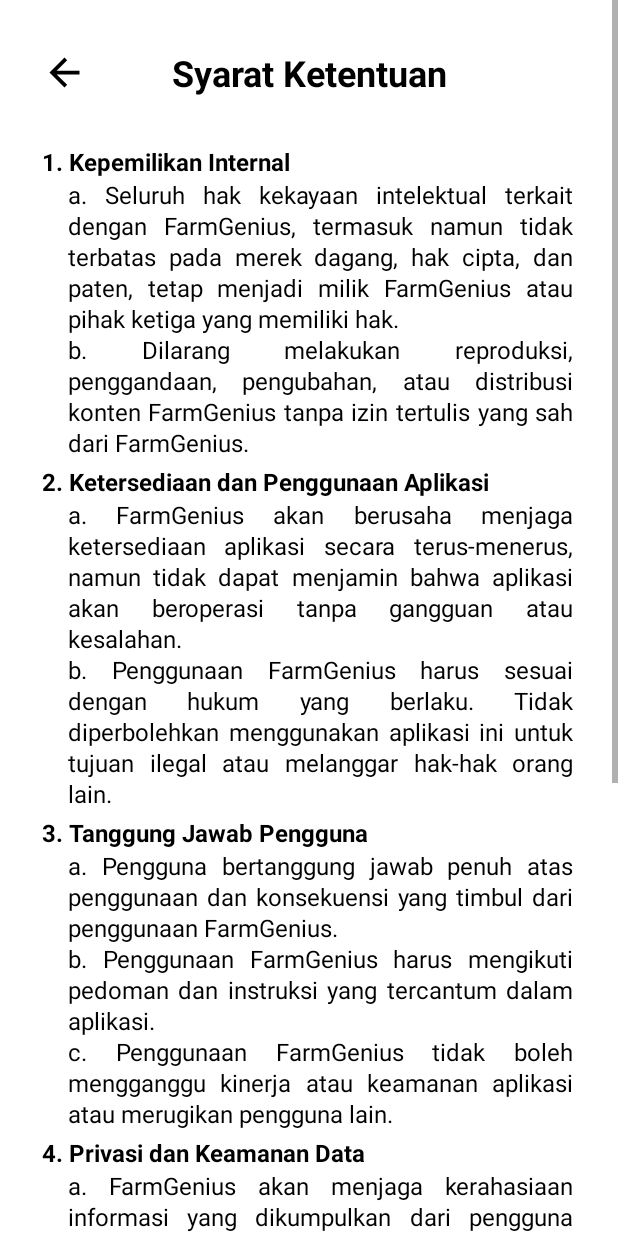
After one commit to Capstone-C23-PS094/farm-genius-mobile, an Android app: the ProfileTermsConditionsActivity screen opened directly, with no data from a screen before it, on a phone screen of 412 x 824 dp. The commit adds this screen. Run offline under Robolectric (Android 15) with nearby library versions, the phone set to English and light mode, and no system bars.

Commit message:
configure terms conditions page layout

```diff
--- a/app/src/main/AndroidManifest.xml
+++ b/app/src/main/AndroidManifest.xml
@@ -12,9 +12,13 @@
         android:theme="@style/Theme.FarmGenius"
         tools:targetApi="31">
         <activity
-            android:name=".ui.profile.ProfileHelpCentreActivity"
+            android:name=".ui.profile.ProfileTermsConditionsActivity"
             android:theme="@style/FarmGenius_NoAppBar"
             android:exported="false" />
+        <activity
+            android:name=".ui.profile.ProfileHelpCentreActivity"
+            android:exported="false"
+            android:theme="@style/FarmGenius_NoAppBar" />
         <activity
             android:name=".ui.profile.ProfileSettingActivity"
             android:exported="false"
--- a/app/src/main/java/com/riyandifirman/farmgenius/ui/profile/ProfileActivity.kt
+++ b/app/src/main/java/com/riyandifirman/farmgenius/ui/profile/ProfileActivity.kt
@@ -40,11 +40,11 @@
             val intent = Intent(this@ProfileActivity, ProfileHelpCentreActivity::class.java)
             startActivity(intent)
         }
-//
-//        termsConditions.setOnClickListener {
-//            val intent = Intent(this@ProfileActivity, ProfileTermsConditionsActivity::class.java)
-//            startActivity(intent)
-//        }
+
+        termsConditions.setOnClickListener {
+            val intent = Intent(this@ProfileActivity, ProfileTermsConditionsActivity::class.java)
+            startActivity(intent)
+        }
 //
 //        privacyPolicy.setOnClickListener {
 //            val intent = Intent(this@ProfileActivity, ProfilePrivacyPolicyActivity::class.java)
--- /dev/null
+++ b/app/src/main/java/com/riyandifirman/farmgenius/ui/profile/ProfileTermsConditionsActivity.kt
@@ -0,0 +1,26 @@
+package com.riyandifirman.farmgenius.ui.profile
+
+import android.content.Intent
+import androidx.appcompat.app.AppCompatActivity
+import android.os.Bundle
+import android.widget.ImageView
+import com.riyandifirman.farmgenius.R
+import com.riyandifirman.farmgenius.databinding.ActivityProfileTermsConditionsBinding
+
+class ProfileTermsConditionsActivity : AppCompatActivity() {
+
+    private lateinit var binding: ActivityProfileTermsConditionsBinding
+    private lateinit var backButton: ImageView
+
+    override fun onCreate(savedInstanceState: Bundle?) {
+        super.onCreate(savedInstanceState)
+        binding = ActivityProfileTermsConditionsBinding.inflate(layoutInflater)
+        setContentView(binding.root)
+
+        backButton = binding.backButton
+        backButton.setOnClickListener {
+            val intent = Intent(this@ProfileTermsConditionsActivity, ProfileActivity::class.java)
+            startActivity(intent)
+        }
+    }
+}
--- a/app/src/main/res/layout/activity_profile_help_centre.xml
+++ b/app/src/main/res/layout/activity_profile_help_centre.xml
@@ -35,6 +35,7 @@
         android:layout_marginTop="32dp"
         android:layout_marginEnd="28dp"
         android:textColor="@color/black"
+        android:lineSpacingExtra="2sp"
         android:textSize="16sp"
         android:text="@string/desc_pusat_bantuan"
         android:justificationMode="inter_word"
--- /dev/null
+++ b/app/src/main/res/layout/activity_profile_terms_conditions.xml
@@ -0,0 +1,197 @@
+<?xml version="1.0" encoding="utf-8"?>
+<ScrollView
+    xmlns:android="http://schemas.android.com/apk/res/android"
+    xmlns:app="http://schemas.android.com/apk/res-auto"
+    xmlns:tools="http://schemas.android.com/tools"
+    android:id="@+id/scroll_view"
+    android:layout_width="match_parent"
+    android:layout_height="match_parent"
+    tools:context=".ui.profile.ProfileTermsConditionsActivity">
+
+    <androidx.constraintlayout.widget.ConstraintLayout
+        android:layout_width="match_parent"
+        android:layout_height="wrap_content"
+        tools:context=".ui.profile.ProfileTermsConditionsActivity">
+
+        <TextView
+            android:id="@+id/title_page"
+            android:layout_width="wrap_content"
+            android:layout_height="wrap_content"
+            android:layout_marginTop="32dp"
+            android:text="@string/title_syarat_ketentuan"
+            android:textAppearance="@style/title_page"
+            app:layout_constraintEnd_toEndOf="parent"
+            app:layout_constraintStart_toStartOf="parent"
+            app:layout_constraintTop_toTopOf="parent" />
+
+        <ImageView
+            android:id="@+id/back_button"
+            android:layout_width="wrap_content"
+            android:layout_height="wrap_content"
+            android:layout_marginStart="28dp"
+            app:layout_constraintBottom_toBottomOf="@+id/title_page"
+            app:layout_constraintStart_toStartOf="parent"
+            app:layout_constraintTop_toTopOf="@+id/title_page"
+            app:srcCompat="@drawable/ic_back" />
+
+        <TextView
+            android:id="@+id/title_1"
+            android:layout_width="wrap_content"
+            android:layout_height="wrap_content"
+            android:layout_marginStart="28dp"
+            android:layout_marginTop="32dp"
+            android:text="@string/kepemilikan_internal"
+            android:textAppearance="@style/tc_page"
+            android:textStyle="bold"
+            app:layout_constraintStart_toStartOf="parent"
+            app:layout_constraintTop_toBottomOf="@+id/title_page" />
+
+        <TextView
+            android:id="@+id/desc_1"
+            android:layout_width="0dp"
+            android:layout_height="wrap_content"
+            android:layout_marginStart="45dp"
+            android:layout_marginEnd="30dp"
+            android:justificationMode="inter_word"
+            android:textAppearance="@style/tc_page"
+            android:text="@string/kepemilikan_internal_teks"
+            android:lineSpacingExtra="2sp"
+            app:layout_constraintEnd_toEndOf="parent"
+            app:layout_constraintStart_toStartOf="parent"
+            app:layout_constraintTop_toBottomOf="@+id/title_1" />
+
+        <TextView
+            android:id="@+id/title_2"
+            android:layout_width="wrap_content"
+            android:layout_height="wrap_content"
+            android:layout_marginStart="28dp"
+            android:layout_marginTop="4dp"
+            android:text="@string/ketersediaan_aplikasi"
+            android:textAppearance="@style/tc_page"
+            android:textStyle="bold"
+            app:layout_constraintStart_toStartOf="parent"
+            app:layout_constraintTop_toBottomOf="@+id/desc_1" />
+
+        <TextView
+            android:id="@+id/desc_2"
+            android:layout_width="0dp"
+            android:layout_height="wrap_content"
+            android:layout_marginStart="45dp"
+            android:layout_marginEnd="30dp"
+            android:justificationMode="inter_word"
+            android:textAppearance="@style/tc_page"
+            android:text="@string/ketersediaan_aplikasi_teks"
+            android:lineSpacingExtra="2sp"
+            app:layout_constraintEnd_toEndOf="parent"
+            app:layout_constraintStart_toStartOf="parent"
+            app:layout_constraintTop_toBottomOf="@+id/title_2" />
+
+        <TextView
+            android:id="@+id/title_3"
+            android:layout_width="wrap_content"
+            android:layout_height="wrap_content"
+            android:layout_marginStart="28dp"
+            android:layout_marginTop="4dp"
+            android:text="@string/tanggung_jawab_pengguna"
+            android:textAppearance="@style/tc_page"
+            android:textStyle="bold"
+            app:layout_constraintStart_toStartOf="parent"
+            app:layout_constraintTop_toBottomOf="@+id/desc_2" />
+
+        <TextView
+            android:id="@+id/desc_3"
+            android:layout_width="0dp"
+            android:layout_height="wrap_content"
+            android:layout_marginStart="45dp"
+            android:layout_marginEnd="30dp"
+            android:justificationMode="inter_word"
+            android:textAppearance="@style/tc_page"
+            android:text="@string/tanggung_jawab_pengguna_teks"
+            android:lineSpacingExtra="2sp"
+            app:layout_constraintEnd_toEndOf="parent"
+            app:layout_constraintStart_toStartOf="parent"
+            app:layout_constraintTop_toBottomOf="@+id/title_3" />
+
+        <TextView
+            android:id="@+id/title_4"
+            android:layout_width="wrap_content"
+            android:layout_height="wrap_content"
+            android:layout_marginStart="28dp"
+            android:layout_marginTop="4dp"
+            android:text="@string/privasi_keamanan_data"
+            android:textAppearance="@style/tc_page"
+            android:textStyle="bold"
+            app:layout_constraintStart_toStartOf="parent"
+            app:layout_constraintTop_toBottomOf="@+id/desc_3" />
+
+        <TextView
+            android:id="@+id/desc_4"
+            android:layout_width="0dp"
+            android:layout_height="wrap_content"
+            android:layout_marginStart="45dp"
+            android:layout_marginEnd="30dp"
+            android:justificationMode="inter_word"
+            android:textAppearance="@style/tc_page"
+            android:text="@string/privasi_keamanan_data_teks"
+            android:lineSpacingExtra="2sp"
+            app:layout_constraintEnd_toEndOf="parent"
+            app:layout_constraintStart_toStartOf="parent"
+            app:layout_constraintTop_toBottomOf="@+id/title_4" />
+
+        <TextView
+            android:id="@+id/title_5"
+            android:layout_width="wrap_content"
+            android:layout_height="wrap_content"
+            android:layout_marginStart="28dp"
+            android:layout_marginTop="4dp"
+            android:text="@string/perubahan_penghentian"
+            android:textAppearance="@style/tc_page"
+            android:textStyle="bold"
+            app:layout_constraintStart_toStartOf="parent"
+            app:layout_constraintTop_toBottomOf="@+id/desc_4" />
+
+        <TextView
+            android:id="@+id/desc_5"
+            android:layout_width="0dp"
+            android:layout_height="wrap_content"
+            android:layout_marginStart="45dp"
+            android:layout_marginEnd="30dp"
+            android:justificationMode="inter_word"
+            android:textAppearance="@style/tc_page"
+            android:text="@string/perubahan_penghentian_teks"
+            android:lineSpacingExtra="2sp"
+            app:layout_constraintEnd_toEndOf="parent"
+            app:layout_constraintStart_toStartOf="parent"
+            app:layout_constraintTop_toBottomOf="@+id/title_5" />
+
+        <TextView
+            android:id="@+id/title_6"
+            android:layout_width="wrap_content"
+            android:layout_height="wrap_content"
+            android:layout_marginStart="28dp"
+            android:layout_marginTop="4dp"
+            android:text="@string/batasan_tanggung_jawab"
+            android:textAppearance="@style/tc_page"
+            android:textStyle="bold"
+            app:layout_constraintStart_toStartOf="parent"
+            app:layout_constraintTop_toBottomOf="@+id/desc_5" />
+
+        <TextView
+            android:id="@+id/desc_6"
+            android:layout_width="0dp"
+            android:layout_height="wrap_content"
+            android:layout_marginStart="45dp"
+            android:layout_marginEnd="30dp"
+            android:layout_marginBottom="32dp"
+            android:justificationMode="inter_word"
+            android:textAppearance="@style/tc_page"
+            android:text="@string/batasan_tanggung_jawab_teks"
+            android:lineSpacingExtra="2sp"
+            app:layout_constraintEnd_toEndOf="parent"
+            app:layout_constraintStart_toStartOf="parent"
+            app:layout_constraintBottom_toBottomOf="parent"
+            app:layout_constraintTop_toBottomOf="@+id/title_6" />
+
+
+    </androidx.constraintlayout.widget.ConstraintLayout>
+</ScrollView>
--- a/app/src/main/res/values/strings.xml
+++ b/app/src/main/res/values/strings.xml
@@ -49,4 +49,16 @@
     <string name="desc_pusat_bantuan">Apakah Anda memiliki pertanyaan atau menghadapi masalah tertentu? Tidak perlu khawatir! Pusat Bantuan juga menyediakan akses langsung ke tim dukungan pelanggan yang siap membantu Anda dengan cepat dan efisien. Anda dapat mengajukan pertanyaan Anda atau berbagi masalah Anda melalui formulir atau obrolan langsung, dan kami akan dengan senang hati memberikan solusi terbaik untuk Anda.</string>
     <string name="kontak_layanan_pelanggan">Kontak Layanan Pelanggan</string>
     <string name="email_farmgenius">farmgenius@gmail.com</string>
+    <string name="kepemilikan_internal">1. Kepemilikan Internal</string>
+    <string name="ketersediaan_aplikasi">2. Ketersediaan dan Penggunaan Aplikasi</string>
+    <string name="tanggung_jawab_pengguna">3. Tanggung Jawab Pengguna</string>
+    <string name="privasi_keamanan_data">4. Privasi dan Keamanan Data</string>
+    <string name="perubahan_penghentian">5. Perubahan dan Penghentian</string>
+    <string name="batasan_tanggung_jawab">6. Batasan Tanggung Jawab</string>
+    <string name="kepemilikan_internal_teks">a. Seluruh hak kekayaan intelektual terkait dengan FarmGenius, termasuk namun tidak terbatas pada merek dagang, hak cipta, dan paten, tetap menjadi milik FarmGenius atau pihak ketiga yang memiliki hak.\nb. Dilarang melakukan reproduksi, penggandaan, pengubahan, atau distribusi konten FarmGenius tanpa izin tertulis yang sah dari FarmGenius.</string>
+    <string name="ketersediaan_aplikasi_teks">a. FarmGenius akan berusaha menjaga ketersediaan aplikasi secara terus-menerus, namun tidak dapat menjamin bahwa aplikasi akan beroperasi tanpa gangguan atau kesalahan.\nb. Penggunaan FarmGenius harus sesuai dengan hukum yang berlaku. Tidak diperbolehkan menggunakan aplikasi ini untuk tujuan ilegal atau melanggar hak-hak orang lain.</string>
+    <string name="tanggung_jawab_pengguna_teks">a. Pengguna bertanggung jawab penuh atas penggunaan dan konsekuensi yang timbul dari penggunaan FarmGenius.\nb. Penggunaan FarmGenius harus mengikuti pedoman dan instruksi yang tercantum dalam aplikasi.\nc. Penggunaan FarmGenius tidak boleh mengganggu kinerja atau keamanan aplikasi atau merugikan pengguna lain.</string>
+    <string name="privasi_keamanan_data_teks">a. FarmGenius akan menjaga kerahasiaan informasi yang dikumpulkan dari pengguna sesuai dengan Kebijakan Privasi yang berlaku.\nb. Pengguna bertanggung jawab atas keamanan akun dan tidak boleh memberikan akses ke akun mereka kepada pihak ketiga tanpa izin tertulis dari FarmGenius.</string>
+    <string name="perubahan_penghentian_teks">a. FarmGenius berhak untuk mengubah atau memperbarui syarat dan ketentuan ini dari waktu ke waktu tanpa pemberitahuan sebelumnya.\nb. FarmGenius juga berhak untuk menghentikan atau menangguhkan akses pengguna ke FarmGenius dengan alasan apa pun, termasuk pelanggaran syarat dan ketentuan ini.</string>
+    <string name="batasan_tanggung_jawab_teks">a. FarmGenius tidak bertanggung jawab atas kerugian, cedera, atau kerusakan yang timbul dari penggunaan aplikasi ini.\nb. FarmGenius tidak memberikan jaminan eksplisit atau implisit mengenai keakuratan, keandalan, atau ketersediaan aplikasi ini.</string>
 </resources>
--- a/app/src/main/res/values/themes.xml
+++ b/app/src/main/res/values/themes.xml
@@ -87,4 +87,8 @@
         <item name="android:textSize">18sp</item>
         <item name="android:textColor">#000000</item>
     </style>
+    <style name="tc_page">
+        <item name="android:textSize">16sp</item>
+        <item name="android:textColor">#000000</item>
+    </style>
 </resources>
```
